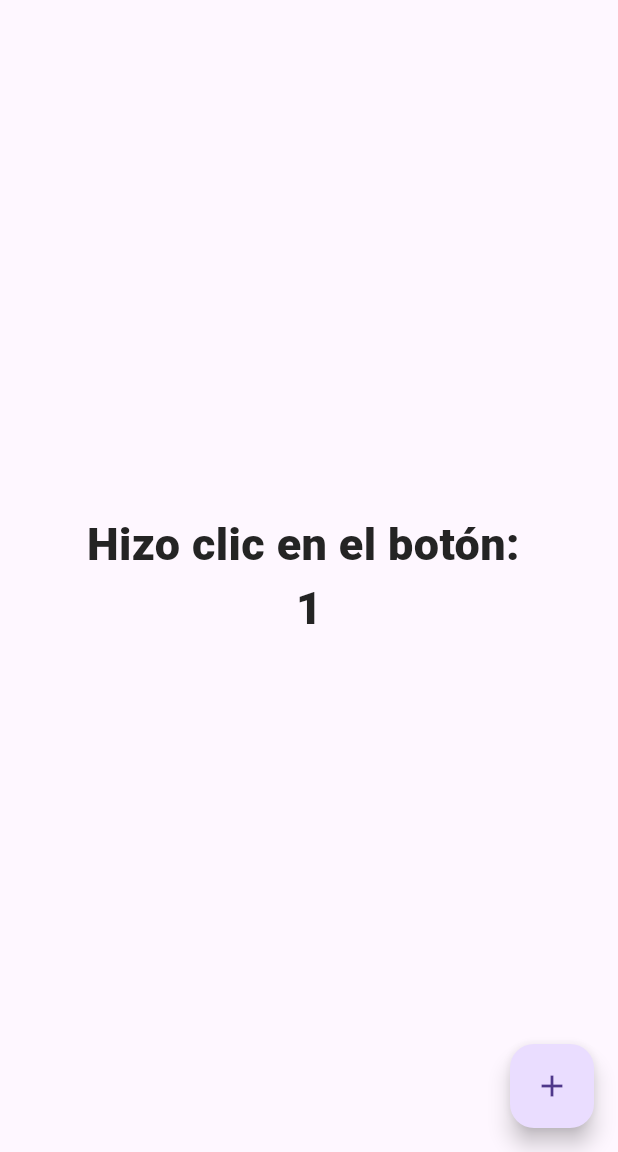
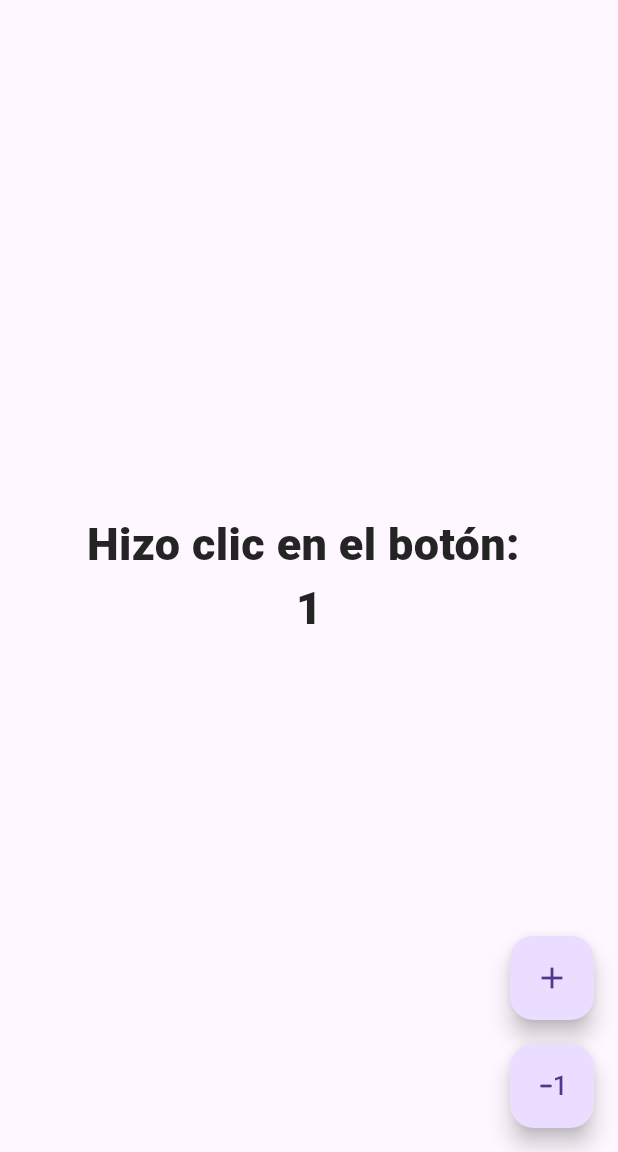
Before and after one commit to jalvarenga-unah/IS513-I-PAC-2025, a Flutter app: the screen it shows after launch, after a tap on the "add" icon, on a phone screen of 412 x 824 dp, the part 84-1236 px from its top. Run offline on Flutter 3.47's test engine with Material 3 defaults, Android fonts, the phone set to English and light mode, and no system bars.

Commit message:
Repaso de Maps y caracteristicas del Floating action button

```diff
--- a/intro-flutter/mi_primer_app/lib/main.dart
+++ b/intro-flutter/mi_primer_app/lib/main.dart
@@ -39,6 +39,7 @@ class HomePage extends StatefulWidget {
 
 class _HomePageState extends State<HomePage> {
   int contador = 0;
+  bool hideButton = false;
 
   @override
   Widget build(BuildContext context) {
@@ -73,7 +74,13 @@ class _HomePageState extends State<HomePage> {
           ],
         ),
       ),
-      floatingActionButton: FloatingActionButton(
+      // floatingActionButtonLocation: FloatingActionButtonLocation.centerTop,
+      floatingActionButton: hideButton
+          ? Container()
+          : Column(
+              mainAxisSize: MainAxisSize.min,
+              children: [
+                FloatingActionButton(
                   child: Icon(Icons.add),
                   onPressed: () {
                     print('hizo clic');
@@ -82,7 +89,33 @@ class _HomePageState extends State<HomePage> {
                     // y es necesario redibujar el widget
                     setState(() {});
                     contador++;
+
+                    if (contador > 2) {
+                      hideButton = true;
+                      Future.delayed(Duration(seconds: 2), () {
+                        hideButton = false;
+                        setState(() {});
+                      });
+                    }
                   },
+                ),
+                SizedBox(
+                  // color: Colors.blue,
+                  height: 16,
+                  // width: 1,
+                ),
+                FloatingActionButton(
+                  child: Icon(Icons.exposure_minus_1_rounded),
+                  onPressed: () {
+                    print('hizo clic');
+
+                    // notifica al estado, que una propiedad cambió
+                    // y es necesario redibujar el widget
+                    setState(() {});
+                    contador--;
+                  },
+                ),
+              ],
             ),
     );
   }
```
Also changed, not shown: intro-dart/repaso.dart (added, +40 -0 lines). Lines whose indentation alone changed are shown as unchanged.
